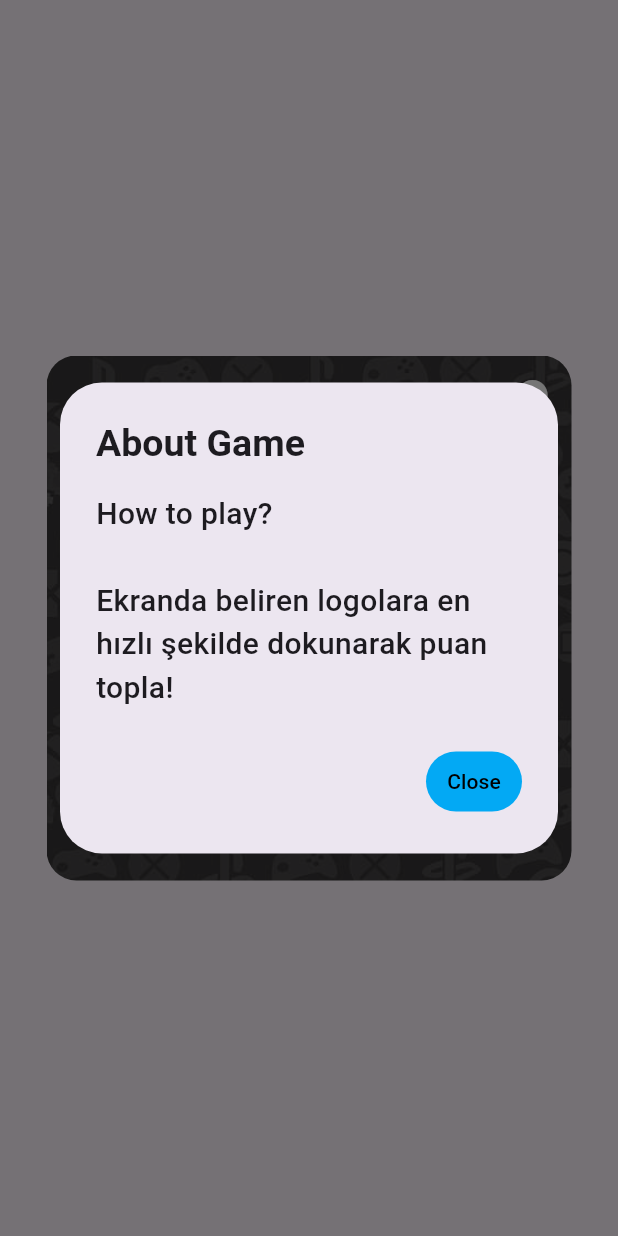
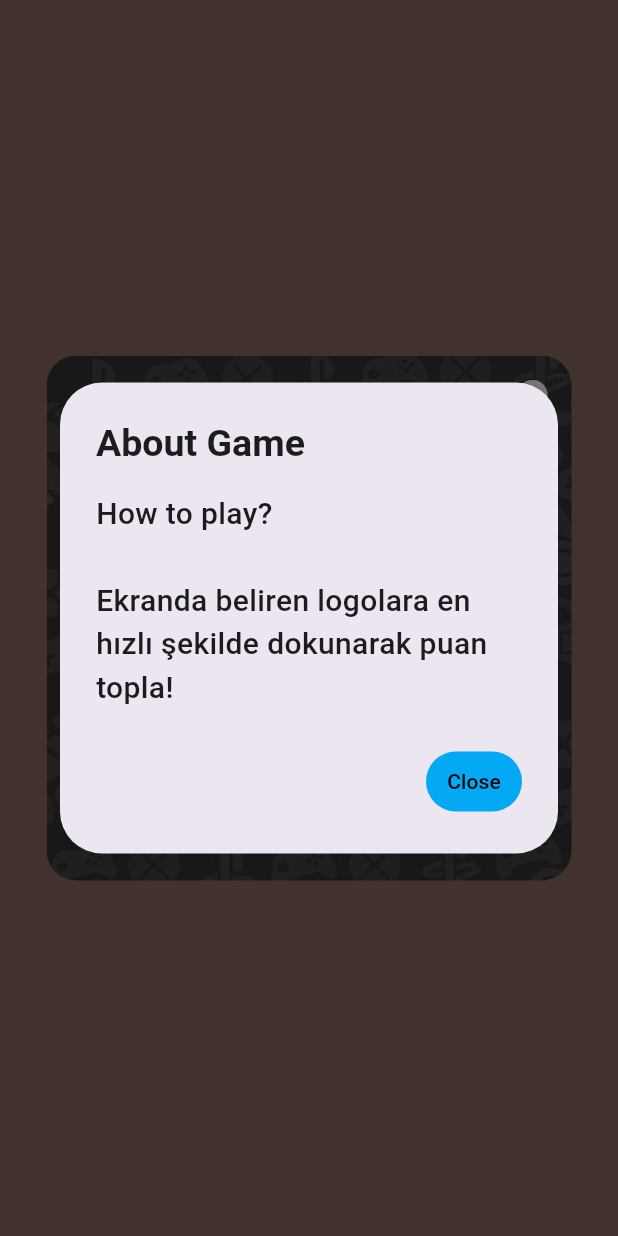
Before and after one commit to asimolpiq/HacettepeEgitim, a Flutter app: the screen it shows after launch, after a tap on the "info" icon, on a phone screen of 412 x 824 dp. Run offline on Flutter 3.47's test engine with Material 3 defaults, Android fonts, the phone set to English and light mode, and no system bars.

Commit message:
Refactor HomeScreenView and remove DifficultyView; implement new DifficultyButton and viewmodel structure

```diff
--- a/lib/views/mainView/viewmodel/difficulty_view.dart
+++ b/lib/views/difficulty/difficulty_view.dart
@@ -1,11 +1,17 @@
-import 'package:firsproject/views/mainView/home_view.dart';
 import 'package:flutter/material.dart';
 
-import '../home_screen_view.dart';
+import '../../product/buttons/difficulty_button.dart';
+import '../mainView/home_screen_view.dart';
+import 'viewmodel/difficulty_viewmodel.dart';
 
-class DifficultyView extends StatelessWidget {
+class DifficultyView extends StatefulWidget {
   const DifficultyView({super.key});
 
+  @override
+  State<DifficultyView> createState() => _DifficultyViewState();
+}
+
+class _DifficultyViewState extends DifficultyViewmodel {
   @override
   Widget build(BuildContext context) {
     return Scaffold(
@@ -66,41 +72,4 @@ class DifficultyView extends StatelessWidget {
       ),
     );
   }
-
-  void seviyemethod(BuildContext context, DifficultyLevel level) {
-    Navigator.push(context, MaterialPageRoute(builder: (context) => CatchTheFlutter(difficultyLevel: level)));
-  }
 }
-
-class DifficultyButton extends StatelessWidget {
-  final String buttonText;
-  final Color color;
-  final VoidCallback onPressed;
-  final DifficultyLevel difficultyLevel;
-
-  const DifficultyButton({
-    super.key,
-    required this.buttonText,
-    required this.color,
-    required this.onPressed,
-    required this.difficultyLevel,
-  });
-
-  @override
-  Widget build(BuildContext context) {
-    return ElevatedButton(
-      onPressed: onPressed,
-      style: ButtonStyle(
-        backgroundColor: WidgetStateProperty.all(color),
-        textStyle: WidgetStateProperty.all(
-          const TextStyle(
-            color: Colors.white,
-            fontSize: 20,
-            fontWeight: FontWeight.w500,
-          ),
-        ),
-      ),
-      child: Text(buttonText),
-    );
-  }
-}
--- /dev/null
+++ b/lib/views/difficulty/viewmodel/difficulty_viewmodel.dart
@@ -0,0 +1,11 @@
+import 'package:flutter/material.dart';
+
+import '../../mainView/home_screen_view.dart';
+import '../../mainView/home_view.dart';
+import '../difficulty_view.dart';
+
+abstract class DifficultyViewmodel extends State<DifficultyView> {
+  void seviyemethod(BuildContext context, DifficultyLevel level) {
+    Navigator.push(context, MaterialPageRoute(builder: (context) => CatchTheFlutter(difficultyLevel: level)));
+  }
+}
--- a/lib/views/mainView/home_screen_view.dart
+++ b/lib/views/mainView/home_screen_view.dart
@@ -1,7 +1,5 @@
 import 'package:flutter/material.dart';
-
-import 'home_view.dart';
-import 'viewmodel/difficulty_view.dart';
+import 'viewmodel/welcome_screen_view.dart';
 
 enum DifficultyLevel { kolay, orta, zor }
 
@@ -12,15 +10,16 @@ class HomeScreenView extends StatefulWidget {
   State<HomeScreenView> createState() => _HomeScreenViewState();
 }
 
-class _HomeScreenViewState extends State<HomeScreenView> {
+class _HomeScreenViewState extends WelcomeScreenView {
   @override
   Widget build(BuildContext context) {
     return Scaffold(
+        backgroundColor: Colors.brown.shade400,
         body: Center(
           child: Container(
             width: 350,
             height: 350,
-        decoration: buildBoxDecoration(),
+            decoration: _buildBoxDecoration(),
             child: Stack(
               children: [
                 Center(
@@ -60,50 +59,10 @@ class _HomeScreenViewState extends State<HomeScreenView> {
         ));
   }
 
-  BoxDecoration buildBoxDecoration() {
+  BoxDecoration _buildBoxDecoration() {
     return BoxDecoration(
       image: const DecorationImage(image: AssetImage("assets/arkaplan.png"), fit: BoxFit.cover),
       borderRadius: BorderRadius.circular(20),
     );
   }
-
-  void hakkindaDialog(BuildContext context) {
-    showDialog(
-        context: context,
-        builder: (context) {
-          return AlertDialog(
-            title: const Text(
-              "About Game",
-              style: TextStyle(
-                fontSize: 25,
-                fontWeight: FontWeight.bold,
-              ),
-            ),
-            content: const Text(
-              "How to play?\n"
-              "\nEkranda beliren logolara en hızlı şekilde dokunarak puan topla!",
-              style: TextStyle(
-                fontSize: 20,
-                fontWeight: FontWeight.w500,
-              ),
-            ),
-            actions: [
-              TextButton(
-                onPressed: () {
-                  Navigator.pop(context);
-                },
-                style: ButtonStyle(
-                  backgroundColor: WidgetStateProperty.all(Colors.lightBlue),
-                  foregroundColor: WidgetStateProperty.all(Colors.black),
-                ),
-                child: const Text("Close"),
-              )
-            ],
-          );
-        });
 }
-
-  void oyunaBasla(BuildContext context) {
-    Navigator.push(context, MaterialPageRoute(builder: (context) => const DifficultyView()));
-  }
-}
--- /dev/null
+++ b/lib/views/mainView/viewmodel/welcome_screen_view.dart
@@ -0,0 +1,46 @@
+import 'package:flutter/material.dart';
+
+import '../home_screen_view.dart';
+import '../../difficulty/difficulty_view.dart';
+
+abstract class WelcomeScreenView extends State<HomeScreenView> {
+  void oyunaBasla(BuildContext context) {
+    Navigator.push(context, MaterialPageRoute(builder: (context) => const DifficultyView()));
+  }
+
+   void hakkindaDialog(BuildContext context) {
+    showDialog(
+        context: context,
+        builder: (context) {
+          return AlertDialog(
+            title: const Text(
+              "About Game",
+              style: TextStyle(
+                fontSize: 25,
+                fontWeight: FontWeight.bold,
+              ),
+            ),
+            content: const Text(
+              "How to play?\n"
+              "\nEkranda beliren logolara en hızlı şekilde dokunarak puan topla!",
+              style: TextStyle(
+                fontSize: 20,
+                fontWeight: FontWeight.w500,
+              ),
+            ),
+            actions: [
+              TextButton(
+                onPressed: () {
+                  Navigator.pop(context);
+                },
+                style: ButtonStyle(
+                  backgroundColor: WidgetStateProperty.all(Colors.lightBlue),
+                  foregroundColor: WidgetStateProperty.all(Colors.black),
+                ),
+                child: const Text("Close"),
+              )
+            ],
+          );
+        });
+  }
+}
```
Also changed, not shown: lib/product/buttons/difficulty_button.dart (added, +36 -0 lines). Lines whose indentation alone changed are shown as unchanged.
